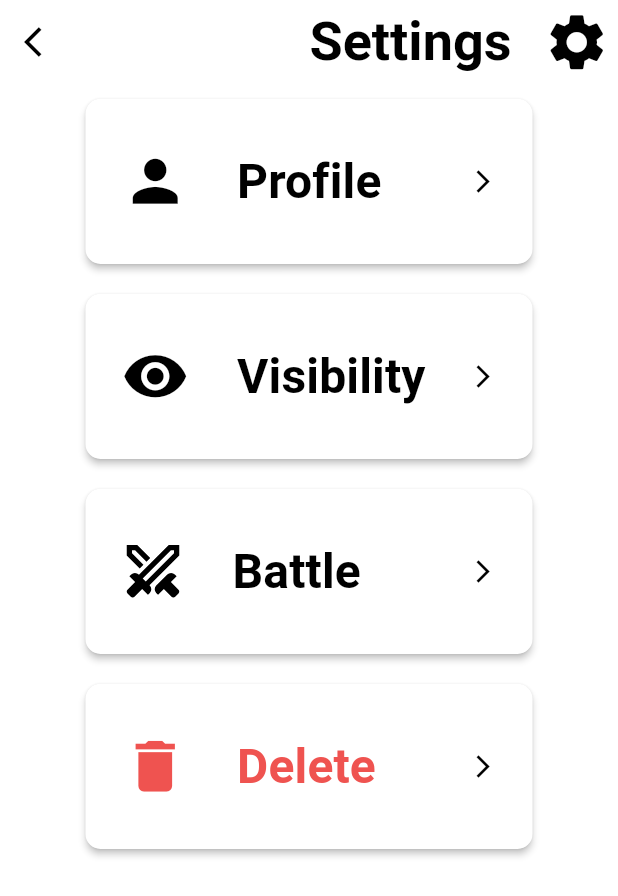
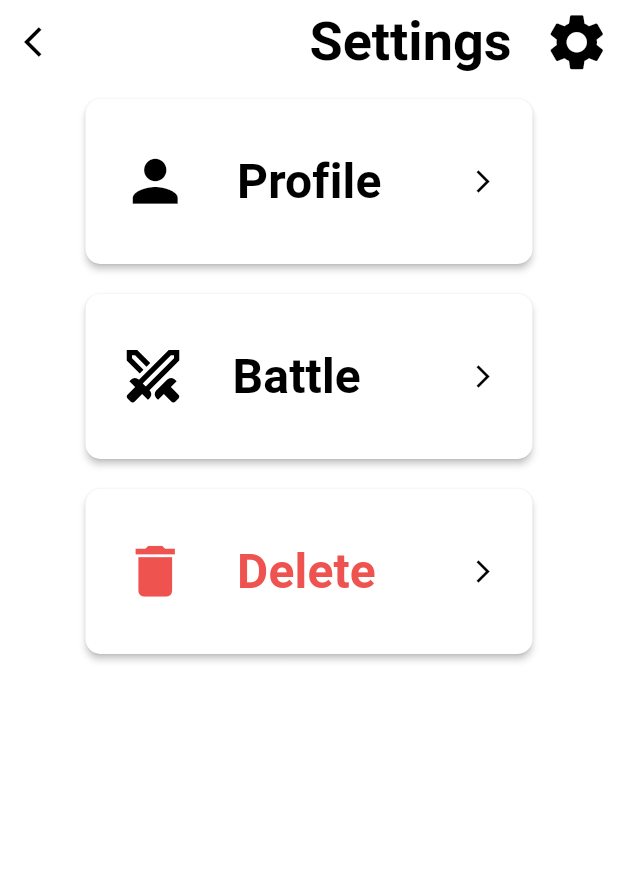
Before and after one commit to Itsuki54/arco-dev, a Flutter app: the SettingsPage screen opened directly, on a phone screen of 412 x 824 dp. Shown: the top 896 px of the screen. Run offline on Flutter 3.47's test engine with Material 3 defaults, Android fonts, the phone set to English and light mode, and no system bars; our stand-ins replace firebase_core, flutter_svg; accounts and stored records are empty.

Commit message:
create pages

```diff
--- a/lib/main.dart
+++ b/lib/main.dart
@@ -7,6 +7,7 @@ import './src/pages/backpack/members.dart';
 import './src/pages/first_page.dart';
 import './src/pages/signup_page.dart';
 import './src/pages/signin_page.dart';
+import './src/pages/settings/settings.dart';
 
 void main() {
   runApp(const MyApp());
@@ -38,8 +39,8 @@ class MyApp extends StatelessWidget {
       ),
       //home: BackpackPage(),
       //home: PartyPage(),
-      //home: SettingsPage(),
-      home: FirstPage(),
+      home: SettingsPage(),
+      //home: FirstPage(),
       //home: SignUpPage(),
       //home: SignInPage(),
     );
--- a/lib/src/pages/settings/settings.dart
+++ b/lib/src/pages/settings/settings.dart
@@ -26,12 +26,12 @@ class _SettingsPageState extends State<SettingsPage> {
               nextPage: Scaffold(
                 appBar: AppBar(),
               )),
-          SimpleRouteButton(
+          /*SimpleRouteButton(
               title: "Visibility",
               icon: const Icon(Icons.visibility, size: 45),
               nextPage: Scaffold(
                 appBar: AppBar(),
-              )),
+              )),*/
           SimpleRouteButton(
               title: "Battle",
               //icon: const Icon(Icons.grain, size: 45),
```
Also changed, not shown: lib/src/pages/settings/battle.dart (added), lib/src/pages/settings/profile.dart (added).
